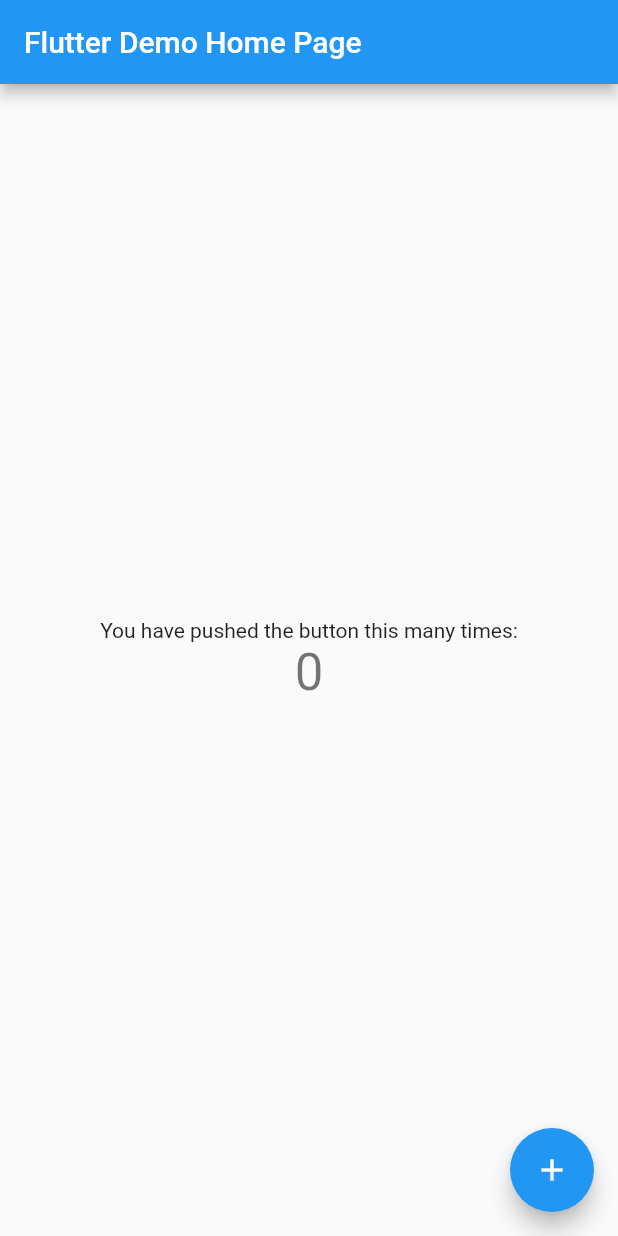
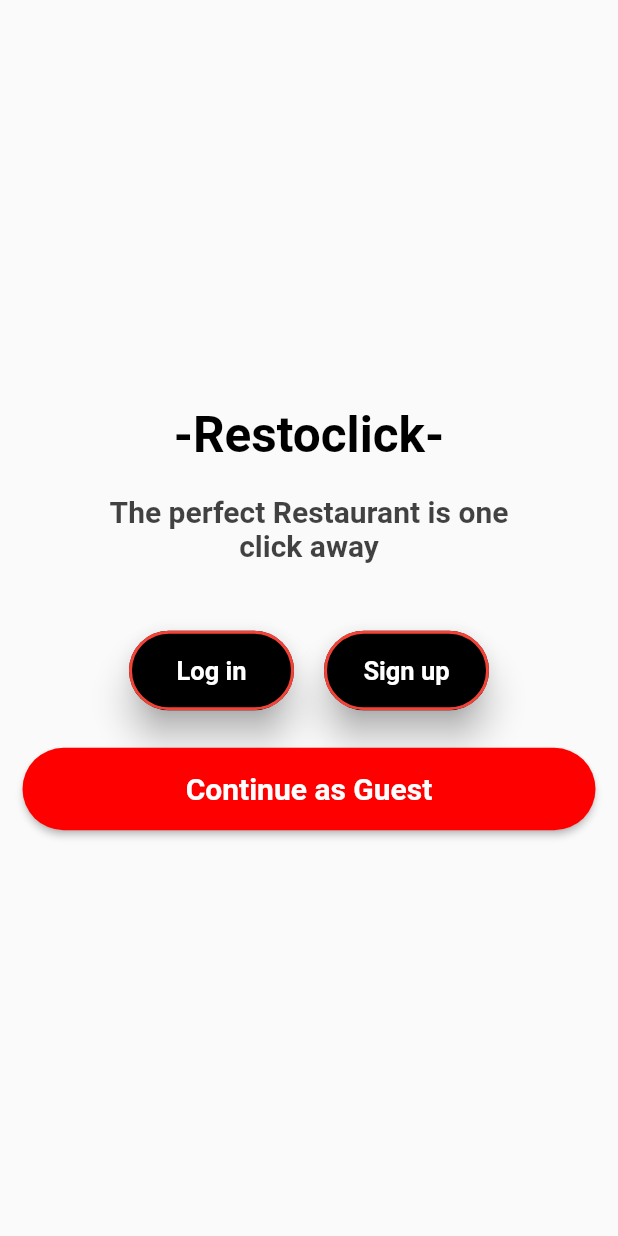
Before and after one commit to AliAl-Muhaisen/Restoclick, a Flutter app: the screen it shows after launch, on a phone screen of 412 x 824 dp. Run offline on Flutter 3.47's test engine with Material 2 defaults, Android fonts, the light colour scheme and no system bars.

Commit message:
Created the main page for the app

```diff
--- a/lib/main.dart
+++ b/lib/main.dart
@@ -1,4 +1,7 @@
 import 'package:flutter/material.dart';
+import './themes/stander/text.dart';
+import './themes/stander/buttons.dart';
+import './widgets/mainPage.dart';
 
 void main() {
   runApp(const MyApp());
@@ -12,104 +15,27 @@
   Widget build(BuildContext context) {
     return MaterialApp(
       title: 'Flutter Demo',
+      debugShowCheckedModeBanner: false,
       theme: ThemeData(
-        // This is the theme of your application.
-        //
-        // Try running your application with "flutter run". You'll see the
-        // application has a blue toolbar. Then, without quitting the app, try
-        // changing the primarySwatch below to Colors.green and then invoke
-        // "hot reload" (press "r" in the console where you ran "flutter run",
-        // or simply save your changes to "hot reload" in a Flutter IDE).
-        // Notice that the counter didn't reset back to zero; the application
-        // is not restarted.
         primarySwatch: Colors.blue,
       ),
-      home: const MyHomePage(title: 'Flutter Demo Home Page'),
+      home: MyHomePage(),
     );
   }
 }
 
 class MyHomePage extends StatefulWidget {
-  const MyHomePage({Key? key, required this.title}) : super(key: key);
-
-  // This widget is the home page of your application. It is stateful, meaning
-  // that it has a State object (defined below) that contains fields that affect
-  // how it looks.
-
-  // This class is the configuration for the state. It holds the values (in this
-  // case the title) provided by the parent (in this case the App widget) and
-  // used by the build method of the State. Fields in a Widget subclass are
-  // always marked "final".
-
-  final String title;
+  // const MyHomePage({ Key? key }) : super(key: key);
 
   @override
   State<MyHomePage> createState() => _MyHomePageState();
 }
 
 class _MyHomePageState extends State<MyHomePage> {
-  int _counter = 0;
-
-  void _incrementCounter() {
-    setState(() {
-      // This call to setState tells the Flutter framework that something has
-      // changed in this State, which causes it to rerun the build method below
-      // so that the display can reflect the updated values. If we changed
-      // _counter without calling setState(), then the build method would not be
-      // called again, and so nothing would appear to happen.
-      _counter++;
-    });
-  }
-
   @override
   Widget build(BuildContext context) {
-    // This method is rerun every time setState is called, for instance as done
-    // by the _incrementCounter method above.
-    //
-    // The Flutter framework has been optimized to make rerunning build methods
-    // fast, so that you can just rebuild anything that needs updating rather
-    // than having to individually change instances of widgets.
     return Scaffold(
-      appBar: AppBar(
-        // Here we take the value from the MyHomePage object that was created by
-        // the App.build method, and use it to set our appbar title.
-        title: Text(widget.title),
-      ),
-      body: Center(
-        // Center is a layout widget. It takes a single child and positions it
-        // in the middle of the parent.
-        child: Column(
-          // Column is also a layout widget. It takes a list of children and
-          // arranges them vertically. By default, it sizes itself to fit its
-          // children horizontally, and tries to be as tall as its parent.
-          //
-          // Invoke "debug painting" (press "p" in the console, choose the
-          // "Toggle Debug Paint" action from the Flutter Inspector in Android
-          // Studio, or the "Toggle Debug Paint" command in Visual Studio Code)
-          // to see the wireframe for each widget.
-          //
-          // Column has various properties to control how it sizes itself and
-          // how it positions its children. Here we use mainAxisAlignment to
-          // center the children vertically; the main axis here is the vertical
-          // axis because Columns are vertical (the cross axis would be
-          // horizontal).
-          mainAxisAlignment: MainAxisAlignment.center,
-          children: <Widget>[
-            const Text(
-              'You have pushed the button this many times:',
-            ),
-            Text(
-              '$_counter',
-              style: Theme.of(context).textTheme.headline4,
-            ),
-          ],
-        ),
-      ),
-      floatingActionButton: FloatingActionButton(
-        onPressed: _incrementCounter,
-        tooltip: 'Increment',
-        child: const Icon(Icons.add),
-      ), // This trailing comma makes auto-formatting nicer for build methods.
+      body: MainPage(),
     );
   }
 }
--- /dev/null
+++ b/lib/themes/stander/buttons.dart
@@ -0,0 +1,24 @@
+import 'package:flutter/material.dart';
+
+const double borderRad4LogSignGuest = 60;
+final ButtonStyle lognSignButtonStyle = ElevatedButton.styleFrom(
+  primary: Colors.black,
+  onPrimary: Colors.white,
+  side: const BorderSide(color: Colors.red, width: 2, style: BorderStyle.solid),
+  shape: RoundedRectangleBorder(
+      borderRadius: BorderRadius.circular(borderRad4LogSignGuest)),
+  textStyle: const TextStyle(fontSize: 17, fontWeight: FontWeight.bold),
+  shadowColor: Color.fromARGB(255, 14, 13, 13),
+  elevation: 10,
+);
+
+final ButtonStyle guestButtonStyle = ElevatedButton.styleFrom(
+  primary: Color.fromARGB(255, 255, 0, 0),
+  onPrimary: Colors.white,
+  shape: RoundedRectangleBorder(
+      borderRadius: BorderRadius.circular(borderRad4LogSignGuest)),
+  textStyle: const TextStyle(
+    fontSize: 20,
+    fontWeight: FontWeight.bold,
+  ),
+);
--- /dev/null
+++ b/lib/themes/stander/text.dart
@@ -0,0 +1,13 @@
+import 'package:flutter/cupertino.dart';
+import 'package:flutter/material.dart';
+
+const TextStyle appNameTextStyle = TextStyle(
+    fontSize: 33,
+    color: Color.fromARGB(255, 0, 0, 0),
+    fontWeight: FontWeight.bold);
+
+const TextStyle describeAppNameTextStyle = TextStyle(
+  fontSize: 20,
+  color: Color.fromARGB(214, 31, 30, 30),
+  fontWeight: FontWeight.bold,
+);
--- /dev/null
+++ b/lib/widgets/mainPage.dart
@@ -0,0 +1,77 @@
+import 'package:flutter/material.dart';
+import '../themes/stander/text.dart';
+
+import '../themes/stander/buttons.dart';
+
+class MainPage extends StatelessWidget {
+  const MainPage({ Key? key }) : super(key: key);
+
+  @override
+  Widget build(BuildContext context) {
+    return Center(
+        child: Column(
+          mainAxisAlignment: MainAxisAlignment.center,
+          crossAxisAlignment: CrossAxisAlignment.center,
+          children: [
+            // ignore: prefer_const_constructors
+            Padding(
+              padding: const EdgeInsets.only(bottom: 20),
+              child: const Text(
+                "-Restoclick-",
+                style: appNameTextStyle,
+              ),
+            ),
+            const Text(
+              'The perfect Restaurant is one \nclick away',
+              style: describeAppNameTextStyle,
+              textAlign: TextAlign.center,
+            ),
+            Container(
+              margin: EdgeInsets.only(top: 35,bottom: 15),
+              child: Row(
+                mainAxisAlignment: MainAxisAlignment.center,
+
+                children: [
+                  Padding(
+                    padding: const EdgeInsets.all(10),
+                    child: SizedBox(
+                      width: 110,
+                      height: 53,
+                      child: ElevatedButton(
+                        style: lognSignButtonStyle,
+                        onPressed: () {},
+                        child: Text("Log in"),
+                      ),
+                    ),
+                  ),
+                  Padding(
+                    padding: const EdgeInsets.all(10),
+                    child: SizedBox(
+                      width: 110,
+                      height: 53,
+                      child: ElevatedButton(
+                        style: lognSignButtonStyle,
+                        onPressed: () {},
+                        child: const Text("Sign up"),
+                      ),
+                    ),
+                  ),
+                ],
+              ),
+            ),
+            Container(
+              width: MediaQuery.of(context).size.width-30,
+              child: SizedBox(
+                height: 55,
+                child: ElevatedButton(
+                  style: guestButtonStyle,
+                  onPressed: () {},
+                  child: const Text("Continue as Guest"),
+                ),
+              ),
+            ),
+          ],
+        ),
+      );
+  }
+}
```
Also changed, not shown: lib/models/user.dart (added, +53 -0 lines), lib/themes/stander/colors.dart (added).
